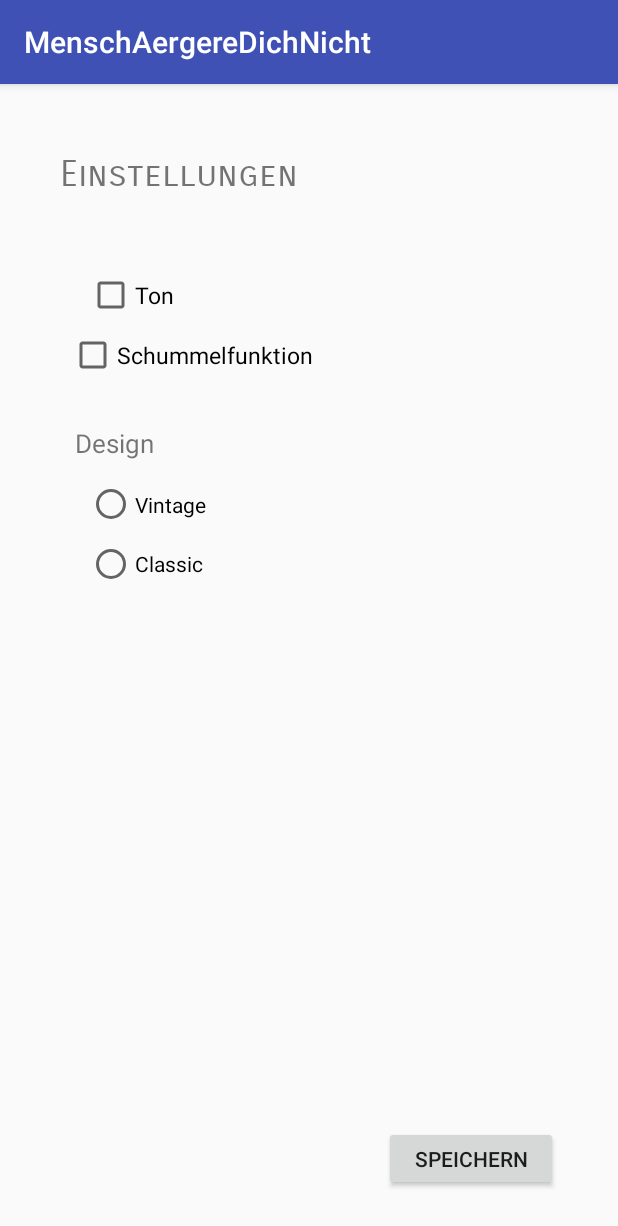
After one commit to fabioziegler/Mensch-aergere-Dich-nicht, an Android app: the Einstellungen screen opened directly, with no data from a screen before it, on a phone screen of 412 x 824 dp. The commit adds this screen. Shown: the top 1226 px of the screen. Run offline under Robolectric (Android 15) with nearby library versions, the phone set to English and light mode, and no system bars.

Commit message:
erstes Interface für Einstellungen  (schwarz-weiß) und bugfixed (teilweise)

```diff
--- a/app/src/main/AndroidManifest.xml
+++ b/app/src/main/AndroidManifest.xml
@@ -18,7 +18,8 @@
         </activity>
         <activity android:name=".Hauptmenue" />
         <activity android:name=".Mitspielerauswahl" />
-        <activity android:name=".Spieloberflaeche"></activity>
+        <activity android:name=".Spieloberflaeche" />
+        <activity android:name=".Einstellungen"></activity>
     </application>
 
 </manifest>
--- /dev/null
+++ b/app/src/main/java/com/vintagetechnologies/menschaergeredichnicht/Einstellungen.java
@@ -0,0 +1,13 @@
+package com.vintagetechnologies.menschaergeredichnicht;
+
+import android.support.v7.app.AppCompatActivity;
+import android.os.Bundle;
+
+public class Einstellungen extends AppCompatActivity {
+
+    @Override
+    protected void onCreate(Bundle savedInstanceState) {
+        super.onCreate(savedInstanceState);
+        setContentView(R.layout.activity_einstellungen);
+    }
+}
--- /dev/null
+++ b/app/src/main/res/layout/activity_einstellungen.xml
@@ -0,0 +1,90 @@
+<?xml version="1.0" encoding="utf-8"?>
+<android.support.constraint.ConstraintLayout xmlns:android="http://schemas.android.com/apk/res/android"
+    xmlns:app="http://schemas.android.com/apk/res-auto"
+    xmlns:tools="http://schemas.android.com/tools"
+    android:layout_width="match_parent"
+    android:layout_height="match_parent"
+    tools:context="com.vintagetechnologies.menschaergeredichnicht.Einstellungen">
+
+    <TextView
+        android:id="@+id/textView_einstellungen"
+        android:layout_width="wrap_content"
+        android:layout_height="wrap_content"
+        android:fontFamily="sans-serif-smallcaps"
+        android:text="@string/TXTeinstellungen"
+        android:textSize="24sp"
+        android:layout_marginLeft="40dp"
+        app:layout_constraintLeft_toLeftOf="parent"
+        app:layout_constraintTop_toTopOf="parent"
+        android:layout_marginTop="45dp"
+        tools:ignore="RtlHardcoded" />
+
+    <CheckBox
+        android:id="@+id/checkBox_ton"
+        android:layout_width="131dp"
+        android:layout_height="32dp"
+        android:layout_marginLeft="8dp"
+        android:layout_marginTop="50dp"
+        android:text="@string/TXTton"
+        android:textSize="15sp"
+        app:layout_constraintLeft_toLeftOf="@+id/textView_design"
+        app:layout_constraintTop_toBottomOf="@+id/textView_einstellungen"
+        tools:ignore="RtlHardcoded" />
+
+    <CheckBox
+        android:id="@+id/checkBox_schummeln"
+        android:layout_width="192dp"
+        android:layout_height="33dp"
+        android:text="@string/TXTschummelfunkAn"
+        android:textSize="15sp"
+        android:layout_marginTop="7dp"
+        app:layout_constraintTop_toBottomOf="@+id/checkBox_ton"
+        android:layout_marginLeft="-12dp"
+        app:layout_constraintLeft_toLeftOf="@+id/checkBox_ton"
+        tools:ignore="RtlHardcoded" />
+
+    <TextView
+        android:id="@+id/textView_design"
+        android:layout_width="wrap_content"
+        android:layout_height="wrap_content"
+        android:text="@string/TXTdesign"
+        android:textSize="17sp"
+        android:layout_marginTop="30dp"
+        app:layout_constraintTop_toBottomOf="@+id/checkBox_schummeln"
+        android:layout_marginLeft="50dp"
+        app:layout_constraintLeft_toLeftOf="parent"
+        tools:ignore="RtlHardcoded" />
+
+    <RadioButton
+        android:id="@+id/radioButton_design1"
+        android:layout_width="122dp"
+        android:layout_height="34dp"
+        android:text="@string/TXTdesign1"
+        android:layout_marginTop="12dp"
+        app:layout_constraintTop_toBottomOf="@+id/textView_design"
+        android:layout_marginLeft="8dp"
+        app:layout_constraintLeft_toLeftOf="@+id/textView_design"
+        tools:ignore="RtlHardcoded" />
+
+    <RadioButton
+        android:id="@+id/radioButton_design2"
+        android:layout_width="123dp"
+        android:layout_height="29dp"
+        android:text="@string/TXTdesign2"
+        android:layout_marginTop="8dp"
+        app:layout_constraintTop_toBottomOf="@+id/radioButton_design1"
+        android:layout_marginLeft="0dp"
+        app:layout_constraintLeft_toLeftOf="@+id/radioButton_design1"
+        tools:ignore="RtlHardcoded" />
+
+    <Button
+        android:id="@+id/button"
+        android:layout_width="116dp"
+        android:layout_height="43dp"
+        android:text="@string/TXTspeichern"
+        app:layout_constraintBottom_toBottomOf="parent"
+        android:layout_marginBottom="30dp"
+        android:layout_marginRight="40dp"
+        app:layout_constraintRight_toRightOf="parent"
+        tools:ignore="RtlHardcoded" />
+</android.support.constraint.ConstraintLayout>
--- a/app/src/main/res/layout/activity_spieloberflaeche.xml
+++ b/app/src/main/res/layout/activity_spieloberflaeche.xml
@@ -35,11 +35,11 @@
         android:id="@+id/imageView"
         android:layout_width="384dp"
         android:layout_height="337dp"
-        app:srcCompat="@mipmap/SpielBrett_Vintage"
         app:layout_constraintBottom_toBottomOf="parent"
+        app:layout_constraintLeft_toLeftOf="parent"
+        app:layout_constraintRight_toRightOf="parent"
         app:layout_constraintTop_toTopOf="parent"
-        app:layout_constraintRight_toRightOf="parent"
-        app:layout_constraintLeft_toLeftOf="parent" />
+        app:srcCompat="@mipmap/spielbrett_vintage" />
 
     <TextView
         android:id="@+id/textView_spieler2"
@@ -89,6 +89,7 @@
         android:id="@+id/textView5"
         android:layout_width="181dp"
         android:layout_height="52dp"
+        android:fontFamily="sans-serif-smallcaps"
         android:text="@string/TXTspielzug"
         android:textAlignment="center"
         android:textSize="20sp"
--- a/app/src/main/res/values/strings.xml
+++ b/app/src/main/res/values/strings.xml
@@ -17,4 +17,12 @@
     <string name="TXTspieler3">name3</string>
     <string name="TXTspieler4">name4</string>
     <string name="TXTspielzug">name1 ist dran</string>
+    <string name="TXTeinstellungen">Einstellungen</string>
+    <string name="TXTton">Ton</string>
+    <string name="TXTschummelfunkAn">Schummelfunktion</string>
+    <string name="TXTdesign">Design</string>
+    <string name="TXTdesign1">Vintage</string>
+    <string name="TXTdesign2">Classic</string>
+    <string name="TXTspeichern">Speichern</string>
+
 </resources>
```
